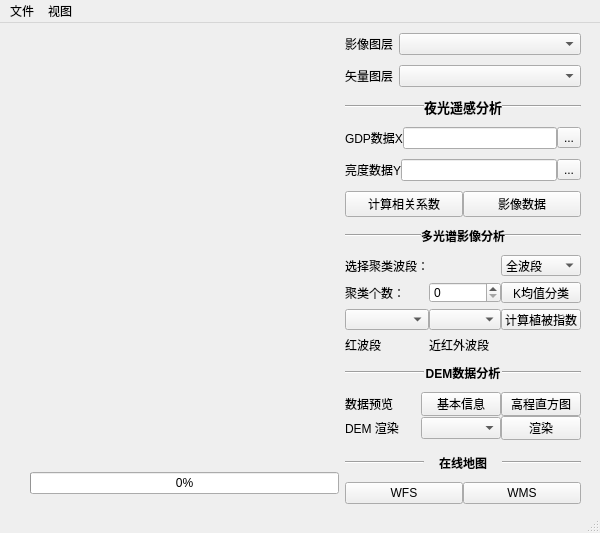
Before: the Qt Designer form ui/mapView.ui in FireboyWatergirls/RasterAnalysis, drawn with Qt 5.
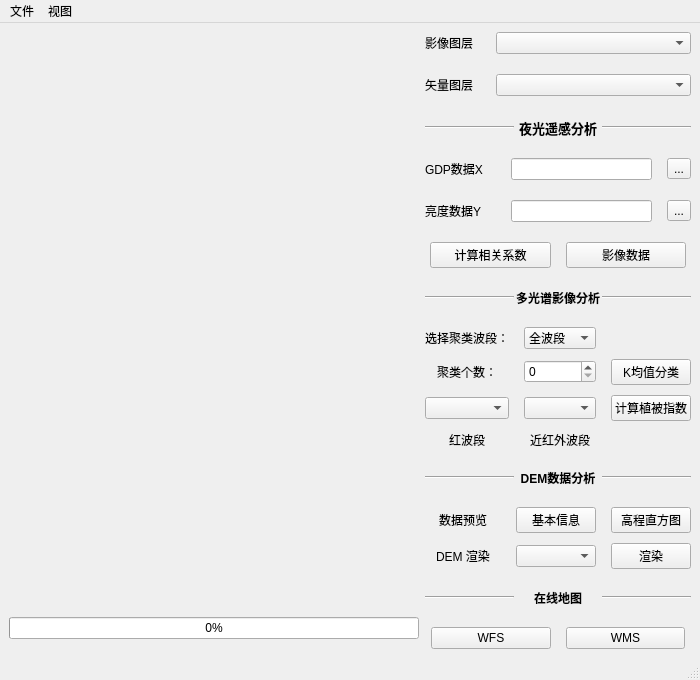
After: the same form once the commit is applied.

The edit to the form file:
```diff
--- a/ui/mapView.ui
+++ b/ui/mapView.ui
@@ -6,23 +6,16 @@
    <rect>
     <x>0</x>
     <y>0</y>
-    <width>600</width>
-    <height>533</height>
+    <width>700</width>
+    <height>605</height>
    </rect>
   </property>
   <property name="windowTitle">
    <string>MyPYQGIS</string>
   </property>
   <widget class="QWidget" name="centralwidget">
-   <widget class="QWidget" name="horizontalLayoutWidget_10">
-    <property name="geometry">
-     <rect>
-      <x>30</x>
-      <y>10</y>
-      <width>551</width>
-      <height>471</height>
-     </rect>
-    </property>
+   <layout class="QHBoxLayout" name="horizontalLayout_5">
+    <item>
     <layout class="QHBoxLayout" name="horizontalLayout_11" stretch="1,0">
      <item>
       <layout class="QVBoxLayout" name="verticalLayout_2">
@@ -48,34 +41,52 @@
       </layout>
      </item>
      <item>
-      <layout class="QFormLayout" name="formLayout">
-       <property name="rowWrapPolicy">
-        <enum>QFormLayout::WrapLongRows</enum>
+       <layout class="QGridLayout" name="gridLayout_3" columnstretch="1,3">
+        <property name="horizontalSpacing">
+         <number>6</number>
        </property>
        <property name="verticalSpacing">
-        <number>10</number>
-       </property>
-       <item row="0" column="0">
-        <widget class="QLabel" name="label">
-         <property name="text">
-          <string>影像图层</string>
+         <number>20</number>
+        </property>
+        <item row="8" column="0" colspan="2">
+         <layout class="QHBoxLayout" name="horizontalLayout_4">
+          <item>
+           <widget class="Line" name="line_7">
+            <property name="orientation">
+             <enum>Qt::Horizontal</enum>
          </property>
         </widget>
        </item>
-       <item row="0" column="1">
-        <widget class="QComboBox" name="input_raster_layer"/>
-       </item>
-       <item row="1" column="0">
-        <widget class="QLabel" name="label_2">
+          <item>
+           <widget class="QLabel" name="label_8">
          <property name="text">
-          <string>矢量图层</string>
+             <string>&lt;html&gt;&lt;head/&gt;&lt;body&gt;&lt;p align=&quot;center&quot;&gt;&lt;span style=&quot; font-weight:600;&quot;&gt;多光谱影像分析&lt;/span&gt;&lt;/p&gt;&lt;/body&gt;&lt;/html&gt;</string>
          </property>
         </widget>
        </item>
-       <item row="1" column="1">
-        <widget class="QComboBox" name="input_vector_layer"/>
-       </item>
-       <item row="2" column="0" colspan="2">
+          <item>
+           <widget class="Line" name="line_3">
+            <property name="orientation">
+             <enum>Qt::Horizontal</enum>
+            </property>
+           </widget>
+          </item>
+         </layout>
+        </item>
+        <item row="2" column="0">
+         <spacer name="horizontalSpacer">
+          <property name="orientation">
+           <enum>Qt::Horizontal</enum>
+          </property>
+          <property name="sizeHint" stdset="0">
+           <size>
+            <width>40</width>
+            <height>2</height>
+           </size>
+          </property>
+         </spacer>
+        </item>
+        <item row="3" column="0" colspan="2">
         <layout class="QHBoxLayout" name="horizontalLayout_6">
          <item>
           <widget class="Line" name="line_6">
@@ -100,8 +111,49 @@
          </item>
         </layout>
        </item>
-       <item row="3" column="0" colspan="2">
-        <layout class="QHBoxLayout" name="horizontalLayout">
+        <item row="1" column="0">
+         <widget class="QLabel" name="label_2">
+          <property name="text">
+           <string>矢量图层</string>
+          </property>
+         </widget>
+        </item>
+        <item row="5" column="0" colspan="2">
+         <layout class="QHBoxLayout" name="horizontalLayout_2" stretch="3,6,2">
+          <property name="spacing">
+           <number>15</number>
+          </property>
+          <item>
+           <widget class="QLabel" name="label_4">
+            <property name="text">
+             <string>亮度数据Y</string>
+            </property>
+           </widget>
+          </item>
+          <item>
+           <widget class="QLineEdit" name="lineEditY"/>
+          </item>
+          <item>
+           <widget class="QToolButton" name="openYcsv">
+            <property name="text">
+             <string>...</string>
+            </property>
+           </widget>
+          </item>
+         </layout>
+        </item>
+        <item row="0" column="0">
+         <widget class="QLabel" name="label">
+          <property name="text">
+           <string>影像图层</string>
+          </property>
+         </widget>
+        </item>
+        <item row="4" column="0" colspan="2">
+         <layout class="QHBoxLayout" name="horizontalLayout" stretch="3,6,2">
+          <property name="spacing">
+           <number>15</number>
+          </property>
          <item>
           <widget class="QLabel" name="label_3">
            <property name="text">
@@ -121,63 +173,24 @@
          </item>
         </layout>
        </item>
-       <item row="4" column="0" colspan="2">
-        <layout class="QHBoxLayout" name="horizontalLayout_2">
+        <item row="10" column="0" colspan="2">
+         <layout class="QHBoxLayout" name="horizontalLayout_7">
          <item>
-          <widget class="QLabel" name="label_4">
-           <property name="text">
-            <string>亮度数据Y</string>
-           </property>
-          </widget>
-         </item>
-         <item>
-          <widget class="QLineEdit" name="lineEditY"/>
-         </item>
-         <item>
-          <widget class="QToolButton" name="openYcsv">
-           <property name="text">
-            <string>...</string>
-           </property>
-          </widget>
-         </item>
-        </layout>
-       </item>
-       <item row="5" column="0" colspan="2">
-        <layout class="QHBoxLayout" name="horizontalLayout_3">
-         <item>
-          <widget class="QPushButton" name="correlation">
-           <property name="text">
-            <string>计算相关系数</string>
-           </property>
-          </widget>
-         </item>
-         <item>
-          <widget class="QPushButton" name="ImageData">
-           <property name="text">
-            <string>影像数据</string>
-           </property>
-          </widget>
-         </item>
-        </layout>
-       </item>
-       <item row="6" column="0" colspan="2">
-        <layout class="QHBoxLayout" name="horizontalLayout_4">
-         <item>
-          <widget class="Line" name="line_7">
+           <widget class="Line" name="line_8">
            <property name="orientation">
             <enum>Qt::Horizontal</enum>
            </property>
           </widget>
          </item>
          <item>
-          <widget class="QLabel" name="label_8">
+           <widget class="QLabel" name="label_9">
            <property name="text">
-            <string>&lt;html&gt;&lt;head/&gt;&lt;body&gt;&lt;p align=&quot;center&quot;&gt;&lt;span style=&quot; font-weight:600;&quot;&gt;多光谱影像分析&lt;/span&gt;&lt;/p&gt;&lt;/body&gt;&lt;/html&gt;</string>
+             <string>&lt;html&gt;&lt;head/&gt;&lt;body&gt;&lt;p align=&quot;center&quot;&gt;&lt;span style=&quot; font-weight:600;&quot;&gt;DEM数据分析&lt;/span&gt;&lt;/p&gt;&lt;/body&gt;&lt;/html&gt;</string>
            </property>
           </widget>
          </item>
          <item>
-          <widget class="Line" name="line_3">
+           <widget class="Line" name="line_4">
            <property name="orientation">
             <enum>Qt::Horizontal</enum>
            </property>
@@ -185,12 +198,45 @@
          </item>
         </layout>
        </item>
-       <item row="7" column="0" colspan="2">
-        <layout class="QGridLayout" name="gridLayout" rowstretch="1,1,1,0,0">
+        <item row="9" column="0" colspan="2">
+         <layout class="QGridLayout" name="gridLayout" rowstretch="1,1,1,1">
+          <property name="topMargin">
+           <number>0</number>
+          </property>
+          <property name="horizontalSpacing">
+           <number>15</number>
+          </property>
          <property name="verticalSpacing">
-          <number>6</number>
-         </property>
-         <item row="0" column="2">
+           <number>10</number>
+          </property>
+          <item row="1" column="2">
+           <widget class="QPushButton" name="k_means">
+            <property name="text">
+             <string>K均值分类</string>
+            </property>
+           </widget>
+          </item>
+          <item row="2" column="1">
+           <widget class="QComboBox" name="comboBox_NIR"/>
+          </item>
+          <item row="2" column="2">
+           <widget class="QPushButton" name="action_countndvi">
+            <property name="text">
+             <string>计算植被指数</string>
+            </property>
+           </widget>
+          </item>
+          <item row="3" column="0" alignment="Qt::AlignHCenter">
+           <widget class="QLabel" name="label_4">
+            <property name="text">
+             <string>红波段</string>
+            </property>
+           </widget>
+          </item>
+          <item row="2" column="0">
+           <widget class="QComboBox" name="comboBox_R"/>
+          </item>
+          <item row="0" column="1">
           <widget class="QComboBox" name="selectClusterBand">
            <item>
             <property name="text">
@@ -214,127 +260,46 @@
            </item>
           </widget>
          </item>
-         <item row="0" column="0">
-          <widget class="QLabel" name="label_6">
-           <property name="text">
-            <string>选择聚类波段：</string>
-           </property>
-          </widget>
-         </item>
-         <item row="1" column="1">
-          <widget class="QSpinBox" name="clusterNumber"/>
-         </item>
-         <item row="1" column="2">
-          <widget class="QPushButton" name="k_means">
-           <property name="text">
-            <string>K均值分类</string>
-           </property>
-          </widget>
-         </item>
-         <item row="1" column="0">
+          <item row="1" column="0" alignment="Qt::AlignHCenter">
           <widget class="QLabel" name="label_5">
            <property name="text">
             <string>聚类个数：</string>
            </property>
           </widget>
          </item>
-         <item row="2" column="0">
-          <widget class="QComboBox" name="comboBox_R"/>
-         </item>
-         <item row="2" column="2">
-          <widget class="QPushButton" name="action_countndvi">
-           <property name="text">
-            <string>计算植被指数</string>
-           </property>
-          </widget>
-         </item>
-         <item row="2" column="1">
-          <widget class="QComboBox" name="comboBox_NIR"/>
-         </item>
-         <item row="3" column="1">
+          <item row="3" column="1" alignment="Qt::AlignHCenter">
           <widget class="QLabel" name="label_11">
            <property name="text">
             <string>近红外波段</string>
            </property>
           </widget>
          </item>
-         <item row="3" column="0">
-          <widget class="QLabel" name="label_4">
-           <property name="text">
-            <string>红波段</string>
-           </property>
-          </widget>
-         </item>
-        </layout>
-       </item>
-       <item row="8" column="0" colspan="2">
-        <layout class="QHBoxLayout" name="horizontalLayout_7">
-         <item>
-          <widget class="Line" name="line_8">
-           <property name="orientation">
-            <enum>Qt::Horizontal</enum>
-           </property>
-          </widget>
-         </item>
-         <item>
-          <widget class="QLabel" name="label_9">
-           <property name="text">
-            <string>&lt;html&gt;&lt;head/&gt;&lt;body&gt;&lt;p align=&quot;center&quot;&gt;&lt;span style=&quot; font-weight:600;&quot;&gt;DEM数据分析&lt;/span&gt;&lt;/p&gt;&lt;/body&gt;&lt;/html&gt;</string>
-           </property>
-          </widget>
-         </item>
-         <item>
-          <widget class="Line" name="line_4">
-           <property name="orientation">
-            <enum>Qt::Horizontal</enum>
-           </property>
-          </widget>
-         </item>
-        </layout>
-       </item>
-       <item row="9" column="0" colspan="2">
-        <layout class="QGridLayout" name="gridLayout_2">
-         <item row="0" column="0">
-          <widget class="QLabel" name="label_6">
-           <property name="text">
-            <string>数据预览</string>
-           </property>
-          </widget>
-         </item>
-         <item row="0" column="1">
-          <widget class="QPushButton" name="pushButtonInfor">
-           <property name="text">
-            <string>基本信息</string>
-           </property>
-          </widget>
-         </item>
-         <item row="0" column="2">
-          <widget class="QPushButton" name="pushButtonHis">
-           <property name="text">
-            <string>高程直方图</string>
-           </property>
-          </widget>
-         </item>
-         <item row="1" column="0">
-          <widget class="QLabel" name="label_4">
-           <property name="text">
-            <string>DEM 渲染</string>
-           </property>
-          </widget>
-         </item>
          <item row="1" column="1">
-          <widget class="QComboBox" name="demRenderType"/>
-         </item>
-         <item row="1" column="2">
-          <widget class="QPushButton" name="pushButtonRender">
+           <widget class="QSpinBox" name="clusterNumber"/>
+          </item>
+          <item row="0" column="0" alignment="Qt::AlignHCenter">
+           <widget class="QLabel" name="label_6">
            <property name="text">
-            <string>渲染</string>
+             <string>选择聚类波段：</string>
            </property>
           </widget>
          </item>
         </layout>
        </item>
-       <item row="10" column="0" colspan="2">
+        <item row="7" column="0">
+         <spacer name="horizontalSpacer_2">
+          <property name="orientation">
+           <enum>Qt::Horizontal</enum>
+          </property>
+          <property name="sizeHint" stdset="0">
+           <size>
+            <width>40</width>
+            <height>1</height>
+           </size>
+          </property>
+         </spacer>
+        </item>
+        <item row="12" column="0" colspan="2">
         <layout class="QHBoxLayout" name="horizontalLayout_8">
          <item>
           <widget class="Line" name="line_9">
@@ -359,8 +324,98 @@
          </item>
         </layout>
        </item>
+        <item row="1" column="1">
+         <widget class="QComboBox" name="input_vector_layer"/>
+        </item>
        <item row="11" column="0" colspan="2">
+         <layout class="QGridLayout" name="gridLayout_2" columnstretch="2,0,0">
+          <property name="horizontalSpacing">
+           <number>15</number>
+          </property>
+          <property name="verticalSpacing">
+           <number>10</number>
+          </property>
+          <item row="1" column="2">
+           <widget class="QPushButton" name="pushButtonRender">
+            <property name="text">
+             <string>渲染</string>
+            </property>
+           </widget>
+          </item>
+          <item row="0" column="0" alignment="Qt::AlignHCenter">
+           <widget class="QLabel" name="label_6">
+            <property name="text">
+             <string>数据预览</string>
+            </property>
+           </widget>
+          </item>
+          <item row="1" column="0" alignment="Qt::AlignHCenter">
+           <widget class="QLabel" name="label_4">
+            <property name="text">
+             <string>DEM 渲染</string>
+            </property>
+           </widget>
+          </item>
+          <item row="0" column="2">
+           <widget class="QPushButton" name="pushButtonHis">
+            <property name="text">
+             <string>高程直方图</string>
+            </property>
+           </widget>
+          </item>
+          <item row="1" column="1">
+           <widget class="QComboBox" name="demRenderType"/>
+          </item>
+          <item row="0" column="1">
+           <widget class="QPushButton" name="pushButtonInfor">
+            <property name="text">
+             <string>基本信息</string>
+            </property>
+           </widget>
+          </item>
+         </layout>
+        </item>
+        <item row="0" column="1">
+         <widget class="QComboBox" name="input_raster_layer"/>
+        </item>
+        <item row="6" column="0" colspan="2">
+         <layout class="QHBoxLayout" name="horizontalLayout_3" stretch="0,0">
+          <property name="spacing">
+           <number>15</number>
+          </property>
+          <property name="leftMargin">
+           <number>5</number>
+          </property>
+          <property name="rightMargin">
+           <number>5</number>
+          </property>
+          <item>
+           <widget class="QPushButton" name="correlation">
+            <property name="text">
+             <string>计算相关系数</string>
+            </property>
+           </widget>
+          </item>
+          <item>
+           <widget class="QPushButton" name="ImageData">
+            <property name="text">
+             <string>影像数据</string>
+            </property>
+           </widget>
+          </item>
+         </layout>
+        </item>
+        <item row="13" column="0" colspan="2">
         <layout class="QHBoxLayout" name="horizontalLayout_9">
+          <property name="spacing">
+           <number>15</number>
+          </property>
+          <property name="leftMargin">
+           <number>6</number>
+          </property>
+          <property name="rightMargin">
+           <number>6</number>
+          </property>
          <item>
           <widget class="QPushButton" name="WFS">
            <property name="text">
@@ -380,15 +435,16 @@
       </layout>
      </item>
     </layout>
-   </widget>
+    </item>
+   </layout>
   </widget>
   <widget class="QMenuBar" name="menubar">
    <property name="geometry">
     <rect>
      <x>0</x>
      <y>0</y>
-     <width>600</width>
-     <height>18</height>
+     <width>700</width>
+     <height>23</height>
     </rect>
    </property>
    <widget class="QMenu" name="file">
```
Lines whose indentation alone changed are shown as unchanged.
